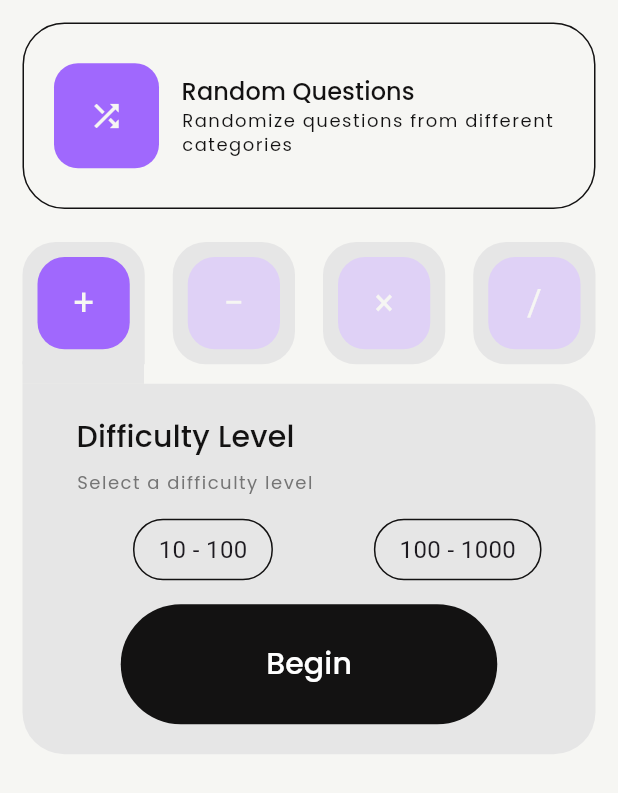
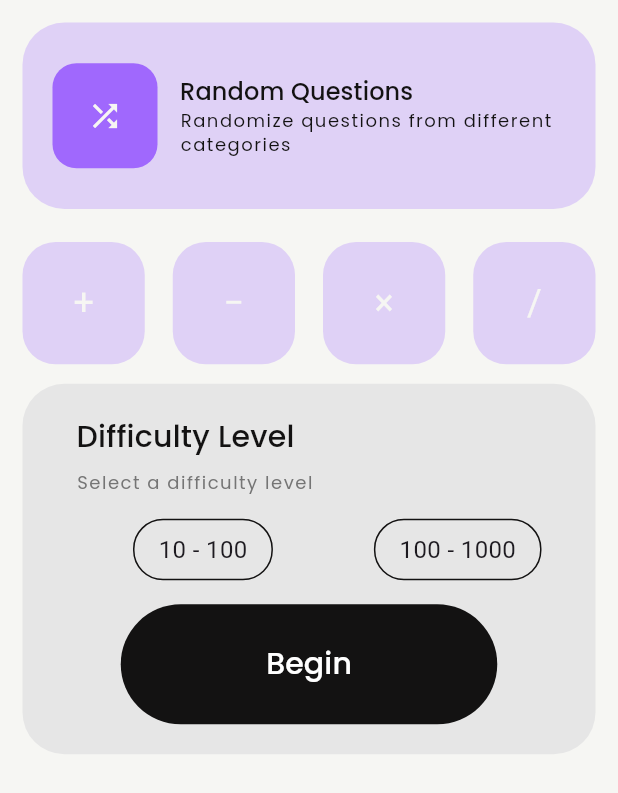
Before and after one commit to prime-infinity/numeracy_app, a Flutter app: the screen it shows after launch, on a phone screen of 412 x 824 dp. Shown: the top 793 px of the screen. Run offline on Flutter 3.47's test engine with Material 3 defaults, Android fonts, the phone set to English and light mode, and no system bars; our stand-ins replace flutter_riverpod, go_router, google_fonts, riverpod_annotation; generated files the repository leaves out were written again.

Commit message:
done multiselecttab tab selection animation. major update on color and animation state

```diff
--- /dev/null
+++ b/lib/screens/home/animated_tab_button.dart
@@ -0,0 +1,209 @@
+import 'package:flutter/material.dart';
+import 'package:numeracy_app/theme.dart';
+
+class AnimatedTabButton extends StatefulWidget {
+  final bool isSelected;
+  final String icon;
+  final VoidCallback onTap;
+  final Function(double progress) onAnimationProgress;
+
+  const AnimatedTabButton({
+    super.key,
+    required this.isSelected,
+    required this.icon,
+    required this.onTap,
+    required this.onAnimationProgress,
+  });
+
+  @override
+  State<AnimatedTabButton> createState() => _AnimatedTabButtonState();
+}
+
+class _AnimatedTabButtonState extends State<AnimatedTabButton>
+    with SingleTickerProviderStateMixin {
+  late AnimationController _animationController;
+  late Animation<double> _animation;
+
+  @override
+  void initState() {
+    super.initState();
+    _animationController = AnimationController(
+      duration: const Duration(milliseconds: 300),
+      vsync: this,
+    );
+    _animation = CurvedAnimation(
+      parent: _animationController,
+      curve: Curves.easeInOut,
+    )..addListener(() {
+        // Start extension animation when radial spread is 70% complete
+        if (_animation.value >= 0.1) {
+          widget.onAnimationProgress(_animation.value);
+        }
+      });
+  }
+
+  @override
+  void dispose() {
+    _animationController.dispose();
+    super.dispose();
+  }
+
+  @override
+  void didUpdateWidget(AnimatedTabButton oldWidget) {
+    super.didUpdateWidget(oldWidget);
+    if (widget.isSelected != oldWidget.isSelected) {
+      if (widget.isSelected) {
+        _animationController.forward();
+      } else {
+        _animationController.reverse();
+      }
+    }
+  }
+
+  @override
+  Widget build(BuildContext context) {
+    return GestureDetector(
+      onTap: widget.onTap,
+      child: AnimatedContainer(
+        duration: const Duration(milliseconds: 300),
+        curve: Curves.easeInOut,
+        decoration: BoxDecoration(
+          color:
+              widget.isSelected ? AppColors.cardGrey : AppColors.primaryAccent,
+          borderRadius: BorderRadius.vertical(
+            top: const Radius.circular(22),
+            bottom: Radius.circular(widget.isSelected ? 0 : 22),
+          ),
+        ),
+        child: Padding(
+          padding: const EdgeInsets.all(10.0),
+          child: SizedBox(
+            width: 61.5,
+            height: 61.5,
+            child: ClipRRect(
+              borderRadius: BorderRadius.circular(18),
+              child: Stack(
+                children: [
+                  // Background container
+                  Container(
+                    color: AppColors.primaryAccent,
+                  ),
+                  // Animated radial spread
+                  AnimatedBuilder(
+                    animation: _animation,
+                    builder: (context, child) {
+                      return CustomPaint(
+                        size: const Size(61.5, 61.5),
+                        painter: RadialSpreadPainter(
+                          animation: _animation.value,
+                          primaryColor: AppColors.primaryColor,
+                        ),
+                      );
+                    },
+                  ),
+                  // Icon
+                  Center(
+                    child: Text(
+                      widget.icon,
+                      style: TextStyle(
+                        fontSize: 24,
+                        color: AppColors.white,
+                      ),
+                    ),
+                  ),
+                ],
+              ),
+            ),
+          ),
+        ),
+      ),
+    );
+  }
+}
+
+class RadialSpreadPainter extends CustomPainter {
+  final double animation;
+  final Color primaryColor;
+
+  RadialSpreadPainter({
+    required this.animation,
+    required this.primaryColor,
+  });
+
+  @override
+  void paint(Canvas canvas, Size size) {
+    final center = Offset(size.width / 2, size.height / 2);
+    final radius =
+        (size.width * 1.2) * animation; // Slightly larger than container
+
+    final paint = Paint()
+      ..color = primaryColor
+      ..style = PaintingStyle.fill;
+
+    canvas.drawCircle(center, radius, paint);
+  }
+
+  @override
+  bool shouldRepaint(RadialSpreadPainter oldDelegate) {
+    return animation != oldDelegate.animation;
+  }
+}
+
+class AnimatedExtensionContainer extends StatelessWidget {
+  final bool isSelected;
+  final double animationProgress;
+
+  const AnimatedExtensionContainer({
+    super.key,
+    required this.isSelected,
+    required this.animationProgress,
+  });
+
+  @override
+  Widget build(BuildContext context) {
+    // Calculate the fill progress (0.0 to 1.0) based on the button's animation progress
+    // Map the 0.7-1.0 range of button animation to 0.0-1.0 for extension
+    double fillProgress =
+        isSelected ? ((animationProgress - 0.7) / 0.3).clamp(0.0, 1.0) : 0.0;
+
+    return CustomPaint(
+      size: const Size(81.0, 17.0),
+      painter: ExtensionPainter(
+        progress: fillProgress,
+        color: AppColors.cardGrey,
+      ),
+    );
+  }
+}
+
+class ExtensionPainter extends CustomPainter {
+  final double progress;
+  final Color color;
+
+  ExtensionPainter({
+    required this.progress,
+    required this.color,
+  });
+
+  @override
+  void paint(Canvas canvas, Size size) {
+    final paint = Paint()
+      ..color = color
+      ..style = PaintingStyle.fill;
+
+    // Draw from top to bottom
+    final rect = Rect.fromLTWH(
+      0,
+      0, // Start from top
+      size.width,
+      size.height * progress, // Height based on progress
+    );
+
+    canvas.drawRect(rect, paint);
+  }
+
+  @override
+  bool shouldRepaint(ExtensionPainter oldDelegate) {
+    return progress != oldDelegate.progress || color != oldDelegate.color;
+  }
+}
--- a/lib/screens/home/concave_extension_painter.dart
+++ /dev/null
@@ -1,51 +0,0 @@
-import 'package:flutter/material.dart';
-
-class ConcaveExtensionPainter extends CustomPainter {
-  final bool curveLeft;
-  final bool curveRight;
-  final Color color;
-
-  ConcaveExtensionPainter({
-    required this.curveLeft,
-    required this.curveRight,
-    required this.color,
-  });
-
-  @override
-  void paint(Canvas canvas, Size size) {
-    final paint = Paint()
-      ..color = color
-      ..style = PaintingStyle.fill;
-
-    final path = Path();
-    path.moveTo(0, 0);
-
-    // Top line
-    path.lineTo(size.width, 0);
-
-    // Right side
-    if (curveRight) {
-      /*path.quadraticBezierTo(
-          size.width - 12, size.height / 2, size.width, size.height);*/
-      path.lineTo(size.width, size.height);
-    } else {
-      path.lineTo(size.width, size.height);
-    }
-
-    // Bottom line
-    path.lineTo(0, size.height);
-
-    // Left side
-    if (curveLeft) {
-      //path.quadraticBezierTo(12, size.height / 2, 0, 0);
-      path.lineTo(0, 0);
-    } else {
-      path.lineTo(0, 0);
-    }
-
-    canvas.drawPath(path, paint);
-  }
-
-  @override
-  bool shouldRepaint(CustomPainter oldDelegate) => true;
-}
--- a/lib/screens/home/home.dart
+++ b/lib/screens/home/home.dart
@@ -35,8 +35,7 @@ class _HomeState extends State<Home> {
                   child: Container(
                     height: 124.37,
                     decoration: BoxDecoration(
-                      color: AppColors.white,
-                      border: Border.all(color: AppColors.black),
+                      color: AppColors.primaryAccent,
                       borderRadius:
                           BorderRadius.circular(AppDimensions.cardRadius),
                     ),
--- a/lib/screens/home/multi_selectable_tabs.dart
+++ b/lib/screens/home/multi_selectable_tabs.dart
@@ -1,5 +1,5 @@
 import 'package:flutter/material.dart';
-import 'package:numeracy_app/screens/home/concave_extension_painter.dart';
+import 'package:numeracy_app/screens/home/animated_tab_button.dart';
 import 'package:numeracy_app/shared/buttons/styled_button.dart';
 import 'package:numeracy_app/shared/texts/styled_text.dart';
 import 'package:numeracy_app/theme.dart';
@@ -13,7 +13,8 @@ class MultiSelectableTabs extends StatefulWidget {
 
 class MultiSelectableTabsState extends State<MultiSelectableTabs> {
   // Track selected tabs
-  final List<bool> _selectedTabs = [true, false, false, false];
+  final List<bool> _selectedTabs = [false, false, false, false];
+  final List<double> _animationProgress = [1.0, 0.0, 0.0, 0.0];
 
   // Tab data
   final List<Map<String, String>> _tabs = [
@@ -40,30 +41,7 @@ class MultiSelectableTabsState extends State<MultiSelectableTabs> {
             ),
           ),
           // Extension containers for selected tabs
-          Positioned(
-            bottom: 0,
-            left: 0,
-            right: 0,
-            child: Row(
-              mainAxisAlignment: MainAxisAlignment.spaceBetween,
-              children: List.generate(
-                _tabs.length,
-                (index) => _selectedTabs[index]
-                    ? CustomPaint(
-                        painter: ConcaveExtensionPainter(
-                          curveLeft: index > 0,
-                          curveRight: index < _tabs.length - 1,
-                          color: AppColors.cardGrey,
-                        ),
-                        child: const SizedBox(
-                          width: 81.0,
-                          height: 15.0,
-                        ),
-                      )
-                    : Container(width: 81.0),
-              ),
-            ),
-          ),
+          _buildExtensionContainers(),
         ]),
         // Difficulty level section
         AnimatedContainer(
@@ -113,45 +91,44 @@ class MultiSelectableTabsState extends State<MultiSelectableTabs> {
     );
   }
 
+  void _handleTabPress(int index) {
+    setState(() {
+      _selectedTabs[index] = !_selectedTabs[index];
+      if (!_selectedTabs[index]) {
+        _animationProgress[index] = 0.0;
+      }
+    });
+  }
+
+  void _handleAnimationProgress(int index, double progress) {
+    setState(() {
+      _animationProgress[index] = progress;
+    });
+  }
+
+  // Usage example for _buildTab:
   Widget _buildTab(int index) {
-    return GestureDetector(
-      onTap: () {
-        setState(() {
-          _selectedTabs[index] = !_selectedTabs[index];
-        });
-      },
-      child: AnimatedContainer(
-        duration: const Duration(milliseconds: 300), // Animation duration
-        curve: Curves.easeInOut, // Animation curve for smooth transition
-        decoration: BoxDecoration(
-          color: _selectedTabs[index] ? AppColors.cardGrey : AppColors.cardGrey,
-          // Add connected effect when selected
-          borderRadius: BorderRadius.vertical(
-            top: const Radius.circular(22),
-            bottom: Radius.circular(_selectedTabs[index] ? 0 : 22),
-          ),
-        ),
-        child: Padding(
-          padding: const EdgeInsets.all(10.0),
-          child: AnimatedContainer(
-            duration: const Duration(milliseconds: 300),
-            curve: Curves.easeInOut,
-            width: 61.5,
-            height: 61.5,
-            decoration: BoxDecoration(
-                color: _selectedTabs[index]
-                    ? AppColors.primaryColor
-                    : AppColors.primaryAccent,
-                borderRadius: BorderRadius.circular(18)),
-            child: Center(
-              child: Text(
-                _tabs[index]['icon'] ?? '',
-                style: TextStyle(
-                  fontSize: 24,
-                  color: AppColors.white,
-                ),
-              ),
-            ),
+    return AnimatedTabButton(
+      isSelected: _selectedTabs[index],
+      icon: _tabs[index]['icon'] ?? '',
+      onTap: () => _handleTabPress(index),
+      onAnimationProgress: (progress) =>
+          _handleAnimationProgress(index, progress),
+    );
+  }
+
+  Widget _buildExtensionContainers() {
+    return Positioned(
+      bottom: 0,
+      left: 0,
+      right: 0,
+      child: Row(
+        mainAxisAlignment: MainAxisAlignment.spaceBetween,
+        children: List.generate(
+          _tabs.length,
+          (index) => AnimatedExtensionContainer(
+            isSelected: _selectedTabs[index],
+            animationProgress: _animationProgress[index],
           ),
         ),
       ),
```
